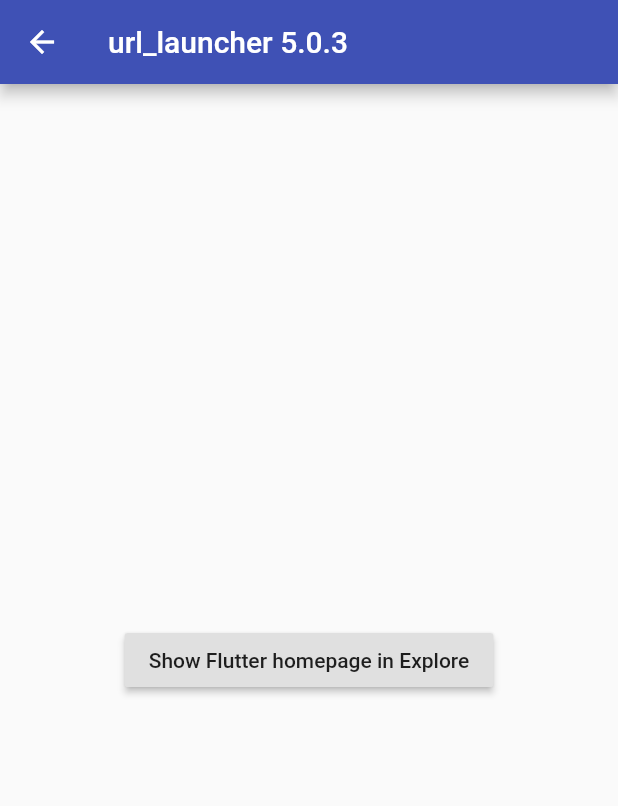
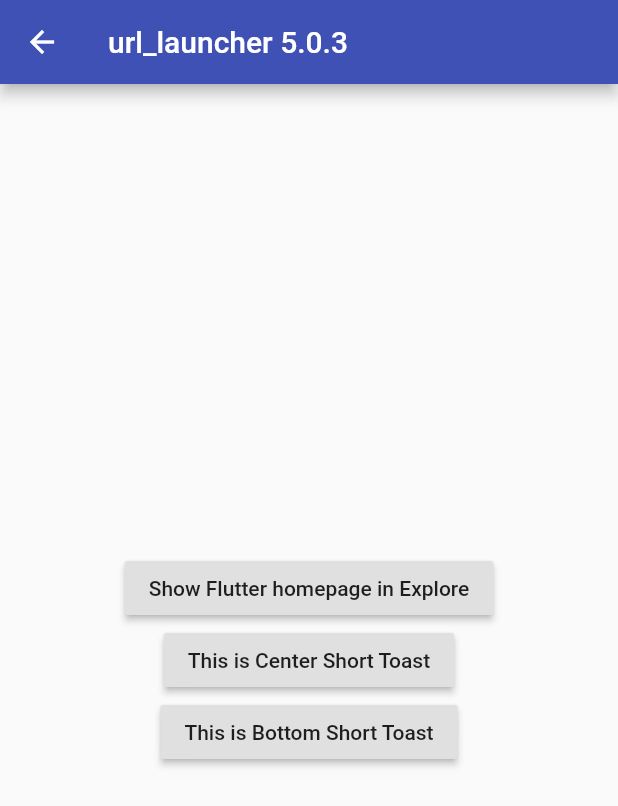
Before and after one commit to icookingcode/flutter_basic, a Flutter app: the UrlLaunchDemo screen opened directly, on a phone screen of 412 x 824 dp. Shown: the top 806 px of the screen. Run offline on Flutter 3.47's test engine with Material 2 defaults, Android fonts, the phone set to English and light mode, and no system bars; our stand-ins replace date_format, dio, fluttertoast, pull_to_refresh, shared_preferences; missing offline and left inert: flutter_webview_plugin, lpinyin; accounts and stored records are empty; network calls fail.

Commit message:
Toast 工具

```diff
--- a/lib/demo/gridview_demo.dart
+++ b/lib/demo/gridview_demo.dart
@@ -82,6 +82,7 @@ class Body1 extends StatelessWidget {
     );
   }
 }
+///水平方向滚动
 class Body2 extends StatelessWidget {
   @override
   Widget build(BuildContext context) {
--- a/lib/demo/url_launch_demo.dart
+++ b/lib/demo/url_launch_demo.dart
@@ -1,5 +1,7 @@
 import 'package:flutter/material.dart';
 import 'package:url_launcher/url_launcher.dart';
+import 'package:fluttertoast/fluttertoast.dart';
+
 class UrlLaunchDemo extends StatelessWidget {
   _launchURL() async {
     const url = 'https://flutter.io';
@@ -10,6 +12,27 @@ class UrlLaunchDemo extends StatelessWidget {
     }
   }
 
+  _showToast() {
+    Fluttertoast.showToast(
+        msg: "This is Center Short Toast",
+        toastLength: Toast.LENGTH_SHORT,
+        gravity: ToastGravity.CENTER,
+        timeInSecForIos: 1,
+        backgroundColor: Colors.red,
+        textColor: Colors.white,
+        fontSize: 16.0);
+  }
+  _showToastBottom() {
+    Fluttertoast.showToast(
+        msg: "This is Bottom Short Toast",
+        toastLength: Toast.LENGTH_SHORT,
+        gravity: ToastGravity.BOTTOM,
+        timeInSecForIos: 1,
+        backgroundColor: Colors.red,
+        textColor: Colors.white,
+        fontSize: 14.0);
+  }
+
   @override
   Widget build(BuildContext context) {
     return Scaffold(
@@ -17,9 +40,22 @@ class UrlLaunchDemo extends StatelessWidget {
         title: Text("url_launcher 5.0.3"),
       ),
       body: Center(
-        child: RaisedButton(
-          onPressed: _launchURL,
-          child: Text('Show Flutter homepage in Explore'),
+        child: Column(
+          mainAxisAlignment: MainAxisAlignment.center,
+          children: <Widget>[
+            RaisedButton(
+              onPressed: _launchURL,
+              child: Text('Show Flutter homepage in Explore'),
+            ),
+            RaisedButton(
+              onPressed: _showToast,
+              child: Text('This is Center Short Toast'),
+            ),
+            RaisedButton(
+              onPressed: _showToastBottom,
+              child: Text('This is Bottom Short Toast'),
+            ),
+          ],
         ),
       ),
     );
--- a/pubspec.yaml
+++ b/pubspec.yaml
@@ -44,6 +44,8 @@ dependencies:
   # https://github.com/peng8350/flutter_pulltorefresh
   pull_to_refresh: 1.4.8
 
+  fluttertoast: ^3.1.0
+
 dev_dependencies:
   flutter_test:
     sdk: flutter
```
Also changed, not shown: pubspec.lock (deleted), 1 other file.
